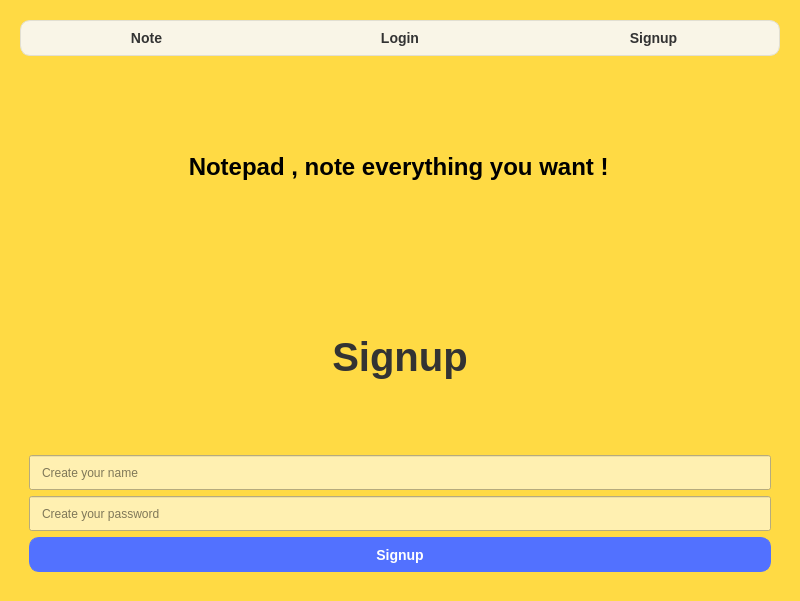
trungsliver/MK-C4K-PTI05, file SPCK_TranDucTung_PTI05/notes_manager.ui: the form before one commit.
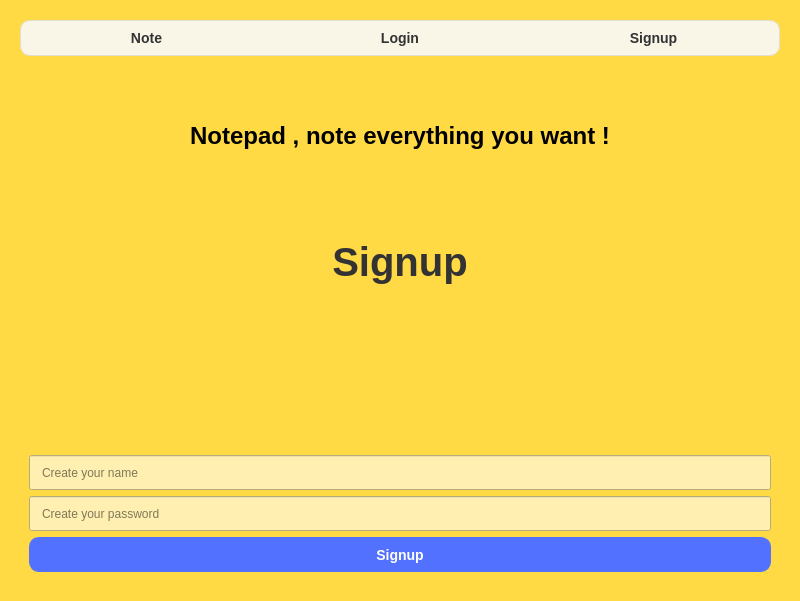
The form after the commit.

The edit to the form file:
```diff
--- a/SPCK_TranDucTung_PTI05/notes_manager.ui
+++ b/SPCK_TranDucTung_PTI05/notes_manager.ui
@@ -316,7 +316,10 @@
            </font>
           </property>
           <property name="text">
-           <string>                        Notepad , note everything you want !</string>
+           <string>Notepad , note everything you want !</string>
+          </property>
+          <property name="alignment">
+           <set>Qt::AlignCenter</set>
           </property>
          </widget>
         </item>
@@ -346,6 +349,13 @@
           </property>
          </widget>
         </item>
+        <item>
+         <widget class="QLabel" name="label">
+          <property name="text">
+           <string/>
+          </property>
+         </widget>
+        </item>
         <item>
          <widget class="QLineEdit" name="signupUsernameInput">
           <property name="minimumSize">
```
Left out of the diff: 25 changed lines with no effect on the pictures.
